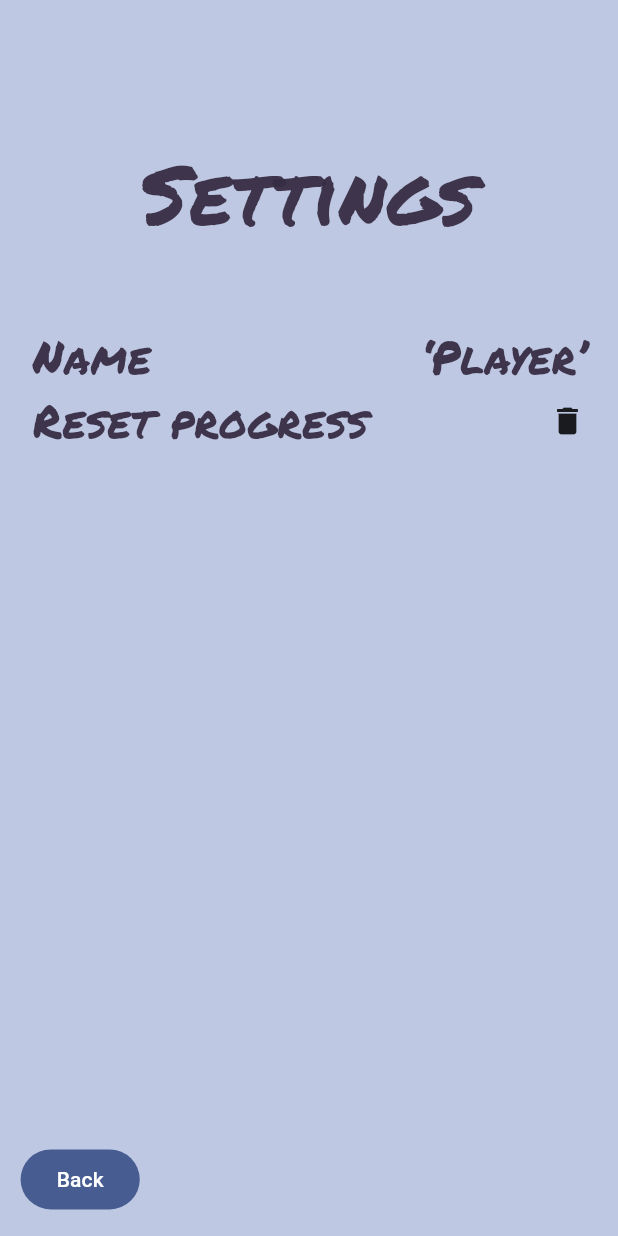
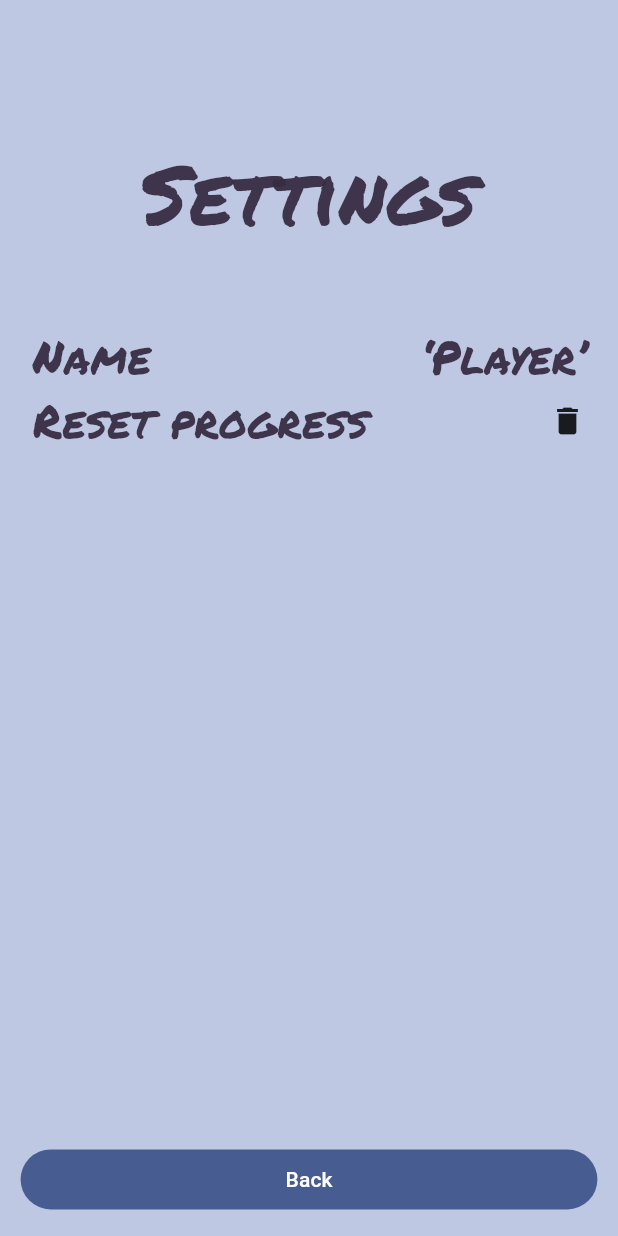
Before and after one commit to h0nu/585-group8, a Flutter app: the SettingsScreen screen opened by its route, on a phone screen of 412 x 824 dp. Run offline on Flutter 3.47's test engine with Material 2 defaults, Android fonts, the phone set to English and light mode, and no system bars; our stand-ins replace firebase_core, firebase_crashlytics, go_router, shared_preferences; missing offline and left inert: games_services; accounts and stored records are empty.

Commit message:
Adjusted main screen

```diff
--- a/lib/src/main_menu/main_menu_screen.dart
+++ b/lib/src/main_menu/main_menu_screen.dart
@@ -38,8 +38,8 @@ class MainMenuScreen extends StatelessWidget {
             ),
           ),
         ),
-        rectangularMenuArea: Row(
-          mainAxisAlignment: MainAxisAlignment.start,
+        rectangularMenuArea: Column(
+          mainAxisAlignment: MainAxisAlignment.end,
           children: [
             OutlinedButton(
               onPressed: () {
--- a/lib/src/style/responsive_screen.dart
+++ b/lib/src/style/responsive_screen.dart
@@ -42,7 +42,7 @@ class ResponsiveScreen extends StatelessWidget {
         if (size.height >= size.width) {
           // "Portrait" / "mobile" mode.
           return Column(
-            crossAxisAlignment: CrossAxisAlignment.start,
+            crossAxisAlignment: CrossAxisAlignment.stretch,
             children: [
               SafeArea(
                 bottom: false,
```
